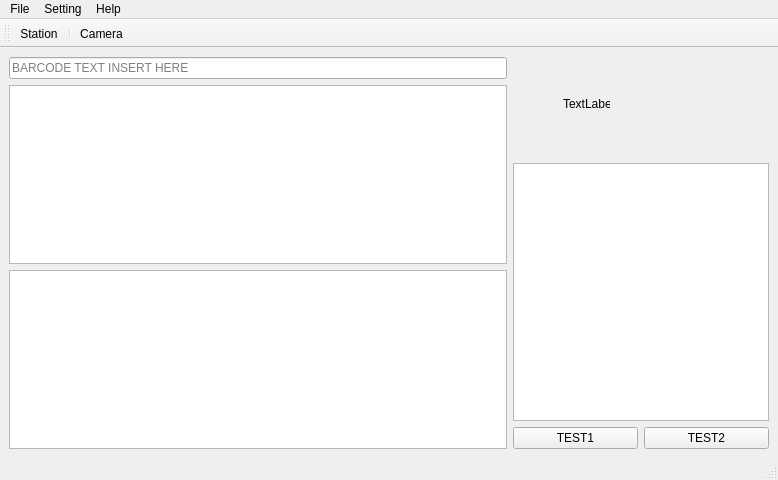
Before: the Qt Designer form src/views/ui/main.ui in beam7894123/gateway-packing-station, drawn with Qt 5.
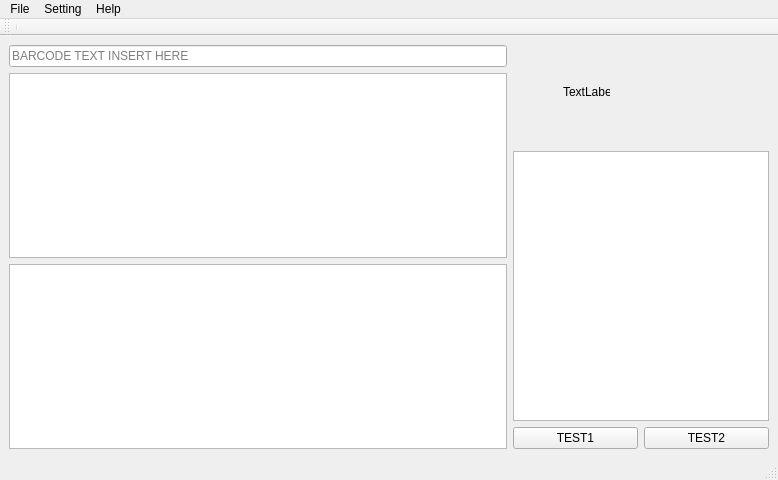
After: the same form once the commit is applied.

The edit to the form file:
```diff
--- a/src/views/ui/main.ui
+++ b/src/views/ui/main.ui
@@ -129,9 +129,7 @@
    <attribute name="toolBarBreak">
     <bool>false</bool>
    </attribute>
-   <addaction name="actionStation"/>
    <addaction name="separator"/>
-   <addaction name="actionCamera"/>
   </widget>
   <action name="actionAbout">
    <property name="text">
```
Left out of the diff: 4 changed lines with no effect on the pictures.
